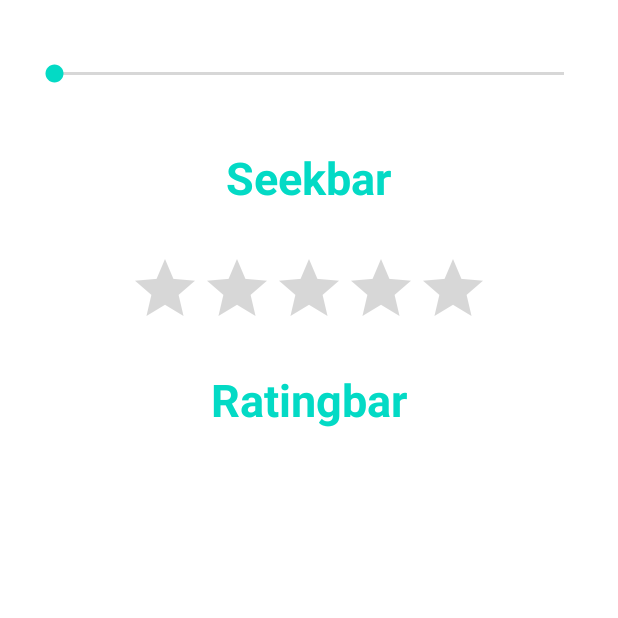
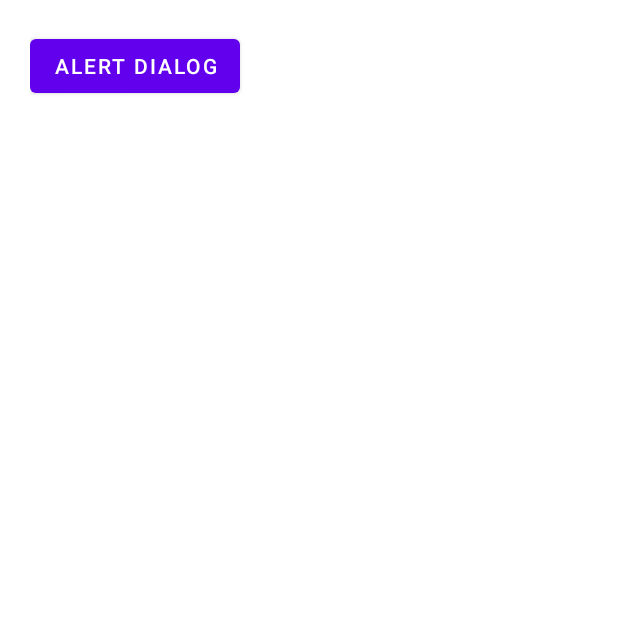
Before and after one commit to AR1610/MyAppGenSatSun, an Android app: the screen it shows after launch (SeekbarActivity before the commit, AlertDialogActivity after it), on a phone screen of 412 x 824 dp, the top half of it. Run offline under Robolectric (Android 15) with nearby library versions, the phone set to English and light mode, and no system bars.

Commit message:
AlertDialog in Android

```diff
--- a/app/src/main/AndroidManifest.xml
+++ b/app/src/main/AndroidManifest.xml
@@ -12,6 +12,9 @@
         android:supportsRtl="true"
         android:theme="@style/Theme.MyAppGenSatSun">
         <activity
+            android:name=".SeekbarActivity"
+            android:exported="false" />
+        <activity
             android:name=".ImagePickActivity"
             android:exported="false" />
         <activity
@@ -24,7 +27,7 @@
             android:name=".LinearActivity"
             android:exported="true" />
         <activity
-            android:name=".SeekbarActivity"
+            android:name=".AlertDialogActivity"
             android:exported="true">
             <intent-filter>
                 <action android:name="android.intent.action.MAIN" />
--- /dev/null
+++ b/app/src/main/java/com/myappgensatsun/AlertDialogActivity.java
@@ -0,0 +1,57 @@
+package com.myappgensatsun;
+
+import androidx.appcompat.app.AlertDialog;
+import androidx.appcompat.app.AppCompatActivity;
+
+import android.content.DialogInterface;
+import android.os.Bundle;
+import android.view.View;
+import android.widget.Button;
+import android.widget.Toast;
+
+public class AlertDialogActivity extends AppCompatActivity {
+
+    Button btnAlert;
+
+    @Override
+    protected void onCreate(Bundle savedInstanceState) {
+        super.onCreate(savedInstanceState);
+        setContentView(R.layout.activity_alert_dialog);
+        btnAlert = findViewById(R.id.btn_alert);
+        btnAlert.setOnClickListener(new View.OnClickListener() {
+            @Override
+            public void onClick(View view) {
+                AlertDialog.Builder builder = new AlertDialog.Builder(AlertDialogActivity.this);
+                builder.setIcon(R.drawable.dolphin_icon);
+                builder.setTitle("MyAppGen SatSun");
+                builder.setMessage("Are you sure, you want to delete this file?");
+                builder.setPositiveButton("Yes", new DialogInterface.OnClickListener() {
+                    @Override
+                    public void onClick(DialogInterface dialogInterface, int i) {
+                        Toast.makeText(AlertDialogActivity.this, "Yes is clicked", Toast.LENGTH_SHORT).show();
+                    }
+                });
+
+                builder.setNegativeButton(R.string.no, new DialogInterface.OnClickListener() {
+                    @Override
+                    public void onClick(DialogInterface dialogInterface, int i) {
+
+                        Toast.makeText(AlertDialogActivity.this, "No ", Toast.LENGTH_SHORT).show();
+                    }
+                });
+
+
+                builder.setNeutralButton("Finish", new DialogInterface.OnClickListener() {
+                    @Override
+                    public void onClick(DialogInterface dialogInterface, int i) {
+                        dialogInterface.dismiss();
+                    }
+                });
+
+                builder.show();
+            }
+        });
+
+
+    }
+}
--- /dev/null
+++ b/app/src/main/res/layout/activity_alert_dialog.xml
@@ -0,0 +1,17 @@
+<?xml version="1.0" encoding="utf-8"?>
+<LinearLayout xmlns:android="http://schemas.android.com/apk/res/android"
+    xmlns:app="http://schemas.android.com/apk/res-auto"
+    xmlns:tools="http://schemas.android.com/tools"
+    android:layout_width="match_parent"
+    android:layout_height="match_parent"
+    tools:context=".AlertDialogActivity"
+    android:orientation="vertical"
+    android:padding="20dp">
+
+    <Button
+        android:layout_width="wrap_content"
+        android:layout_height="wrap_content"
+        android:id="@+id/btn_alert"
+        android:text="Alert Dialog"/>
+
+</LinearLayout>
--- a/app/src/main/res/values/strings.xml
+++ b/app/src/main/res/values/strings.xml
@@ -1,3 +1,4 @@
 <resources>
     <string name="app_name">MyAppGenSatSun</string>
+    <string name="no">NO</string>
 </resources>
```
